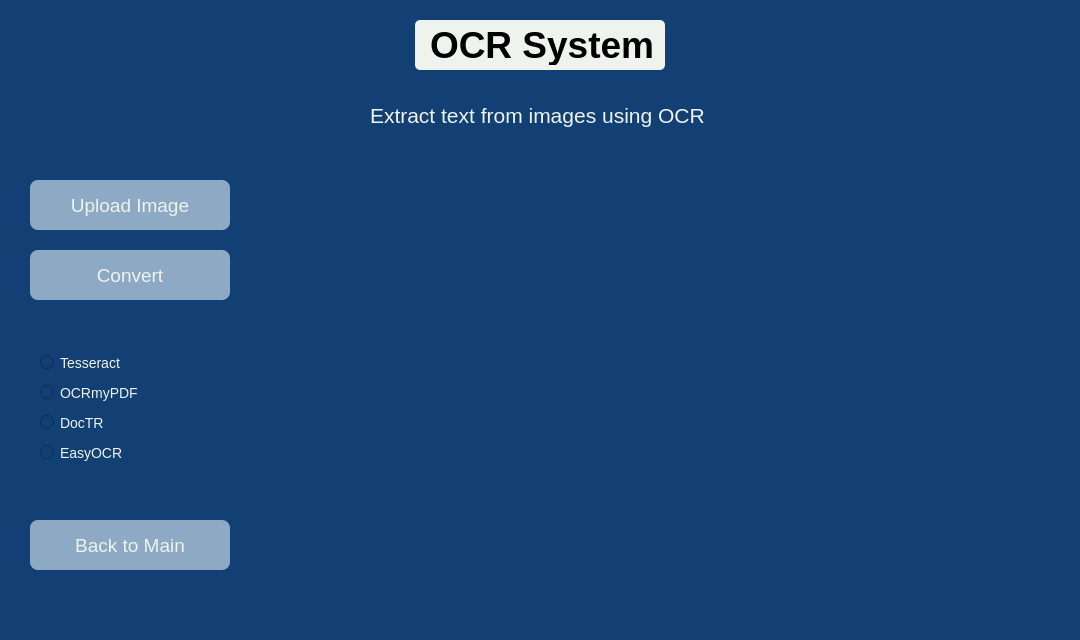
First picture: the form in ocr_menu.ui, repository Zachve4037/OCR_App, before the edit.
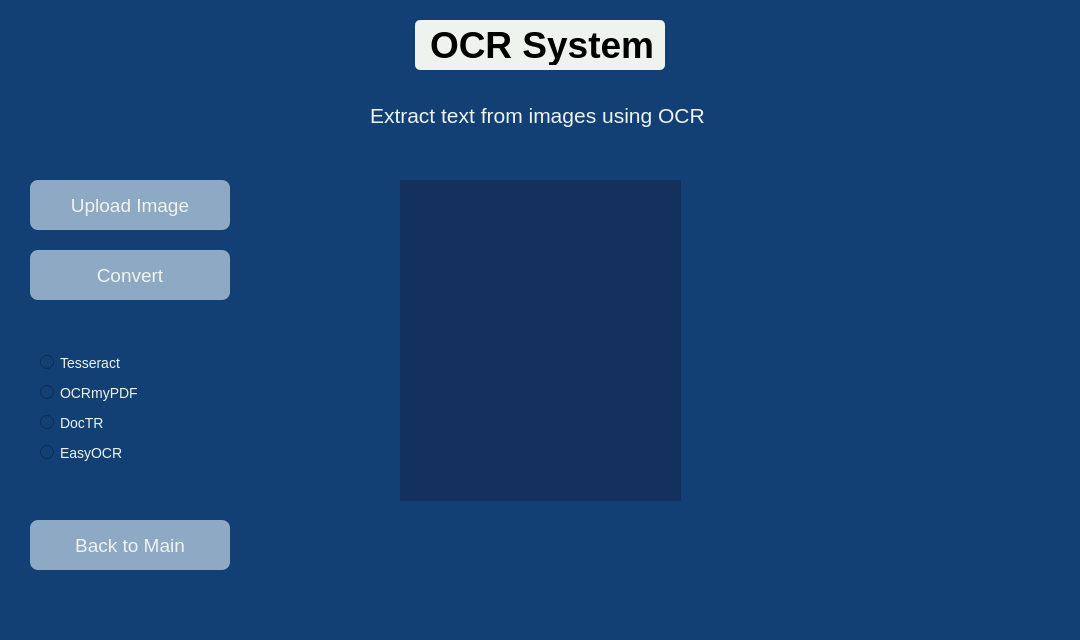
Second picture: the form after the edit.

Commit message: upload of images, not finished yet till the end

Diff of the .ui file:
```diff
--- a/ocr_menu.ui
+++ b/ocr_menu.ui
@@ -188,6 +188,22 @@
      <string>EasyOCR</string>
     </property>
    </widget>
+   <widget class="QLabel" name="image_label">
+    <property name="geometry">
+     <rect>
+      <x>400</x>
+      <y>180</y>
+      <width>281</width>
+      <height>321</height>
+     </rect>
+    </property>
+    <property name="styleSheet">
+     <string notr="true">background-color: rgb(19, 49, 92);</string>
+    </property>
+    <property name="text">
+     <string/>
+    </property>
+   </widget>
   </widget>
   <widget class="QMenuBar" name="menubar">
    <property name="geometry">
```
The commit also changes 5 other files.
